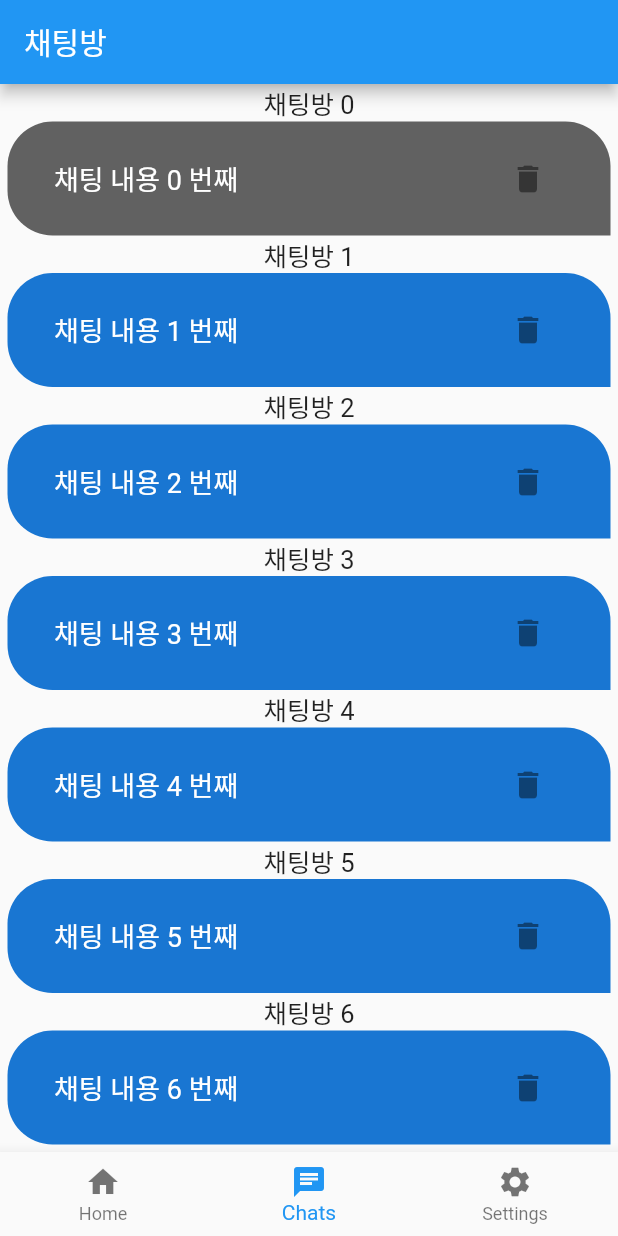
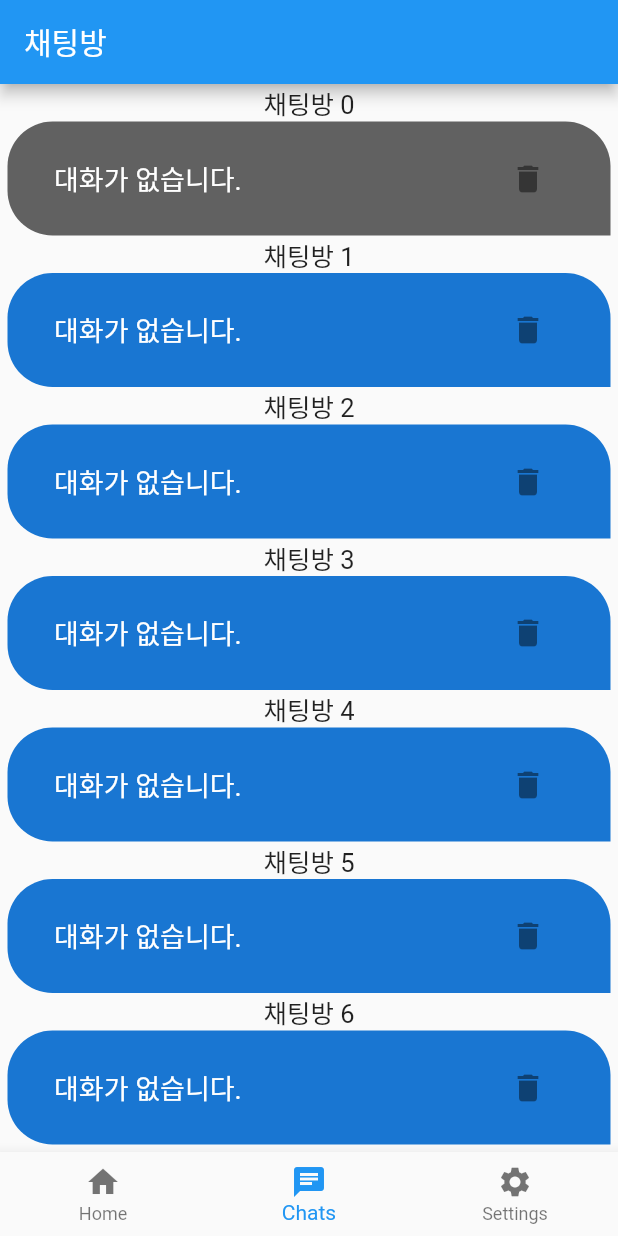
Before and after one commit to haeun930515/AIChat, a Flutter app: the MainScreen screen opened directly, item 2 of the bottom bar chosen, scrolled down 298 dp, after a tap on the "delete" icon, on a phone screen of 412 x 824 dp. Run offline on Flutter 3.47's test engine with Material 2 defaults, Android fonts, the phone set to English and light mode, and no system bars; our stand-ins replace cloud_firestore, firebase_core, flutter_native_splash, get; missing offline and left inert: kakao_flutter_sdk; accounts and stored records are empty; generated files the repository leaves out were written again.

Commit message:
fixed commit

```diff
--- a/lib/provider/firebase_api.dart
+++ b/lib/provider/firebase_api.dart
@@ -16,8 +16,26 @@ class FirebaseService extends ChangeNotifier {
     required this.roomNum,
   });
 
+  Future<List<ChatModel>> getPreviousChats(int roomNum) async {
+    chattingList = <ChatModel>[];
+    final snapshot = await firebase
+        .collection('ChatRoom$roomNum')
+        .orderBy('uploadTime', descending: true)
+        .get();
+    try {
+      for (var doc in snapshot.docs) {
+        final chat = ChatModel.fromJson(doc.data());
+        chattingList.add(chat);
+      }
+      return chattingList;
+    } catch (e) {
+      print('Error getting previous chats: $e');
+      return [];
+    }
+  }
+
   // 메시지 전송
-  Future SendMessage(String usertext, String aitext) async {
+  Future<void> SendMessage(String usertext, String aitext) async {
     var now = DateTime.now().millisecondsSinceEpoch;
     await firebase
         .collection("ChatRoom$roomNum")
@@ -36,12 +54,25 @@ class FirebaseService extends ChangeNotifier {
 
   // 채팅방 삭제
   void DelChatRoom(int roomNum) async {
-    await firebase.collection("ChatRoom$roomNum").get().then((snapshot) {
-      for (DocumentSnapshot doc in snapshot.docs) {
-        doc.reference.delete();
+    try {
+      chattingList = <ChatModel>[];
+      QuerySnapshot snapshot =
+          await firebase.collection("ChatRoom$roomNum").get();
+      List<QueryDocumentSnapshot> docs = snapshot.docs;
+      for (QueryDocumentSnapshot doc in docs) {
+        await doc.reference
+            .collection("ChatRoom$roomNum")
+            .get()
+            .then((subsnapshot) {
+          for (DocumentSnapshot subdoc in subsnapshot.docs) {
+            subdoc.reference.delete();
+          }
+        });
+        await doc.reference.delete();
       }
-    });
-    await firebase.collection("ChatRoom$roomNum").doc().delete();
+    } catch (e) {
+      print('Error deleting chat room: $e');
+    }
   }
 
   Stream<QuerySnapshot> getSnapshot() {
@@ -88,7 +119,7 @@ class FirebaseService extends ChangeNotifier {
     return count;
   }
 
-  Future<Object> RoomTitle(int index) async {
+  Future<String> RoomTitle(int index) async {
     QuerySnapshot r = await FirebaseFirestore.instance
         .collection('users')
         .doc(id)
@@ -96,15 +127,7 @@ class FirebaseService extends ChangeNotifier {
         .orderBy('uploadTime', descending: true)
         .limit(1)
         .get();
-    String l;
-    if (r.docs.isNotEmpty) {
-      // 데이터가 있을 경우
-      l = r.docs.first.get('usertext');
-    } else {
-      // 데이터가 없을 경우
-      l = '대화가 없습니다.';
-    }
-    return l;
+    return r.docs.isNotEmpty ? r.docs.first.get('usertext') : '대화가 없습니다.';
   }
 
   Stream<DocumentSnapshot<Object?>> listenToChatRooms() {
--- a/lib/view/ui/login/login_screen.dart
+++ b/lib/view/ui/login/login_screen.dart
@@ -5,7 +5,9 @@ import 'package:get/get.dart';
 // 로그인 화면
 
 class LoginScreen extends StatelessWidget {
-  const LoginScreen({super.key});
+  const LoginScreen({
+    Key? key,
+  }) : super(key: key);
 
   @override
   Widget build(BuildContext context) {
--- a/lib/view/ui/main/main_screen.dart
+++ b/lib/view/ui/main/main_screen.dart
@@ -16,10 +16,10 @@ class MainScreen extends StatefulWidget {
 class _MainScreenState extends State<MainScreen> with TickerProviderStateMixin {
   int _currentIndex = 0;
 
-  final List<Widget> _screens = [
-    const HomeScreen(),
-    const ChatsScreen(),
-    const SettingsScreen(),
+  final List<Widget> _screens = const [
+    HomeScreen(),
+    ChatsScreen(),
+    SettingsScreen(),
   ];
 
   @override
--- a/lib/view/ui/main/sub_screens/chat_screen.dart
+++ b/lib/view/ui/main/sub_screens/chat_screen.dart
@@ -15,22 +15,24 @@ class ChatsScreen extends StatefulWidget {
 
 class ChatsScreenState extends State<ChatsScreen> {
   int maxRoomNum = 10;
+  late FirebaseService p;
+  late Stream<DocumentSnapshot> chatRoomsStream;
 
   @override
   void didChangeDependencies() {
-    Provider.of<FirebaseService>(context, listen: false).listenToChatRooms();
     super.didChangeDependencies();
+    p = Provider.of<FirebaseService>(context, listen: false);
+    chatRoomsStream = p.listenToChatRooms();
   }
 
   @override
   Widget build(BuildContext context) {
-    var p = Provider.of<FirebaseService>(context);
     return Scaffold(
       appBar: AppBar(
         title: const Text('채팅방'),
       ),
-      body: StreamBuilder<DocumentSnapshot<Object?>>(
-        stream: p.listenToChatRooms(),
+      body: StreamBuilder<DocumentSnapshot>(
+        stream: chatRoomsStream,
         builder: (context, snapshot) {
           if (snapshot.connectionState == ConnectionState.waiting) {
             return const Center(child: CircularProgressIndicator());
@@ -64,7 +66,6 @@ class ChatsScreenState extends State<ChatsScreen> {
                               bottomRight: Radius.circular(0))),
                       child: ListTile(
                         onTap: () {
-                          // 화면 전환 필요!
                           Navigator.of(context).push(
                             MaterialPageRoute(
                                 builder: ((context) => ChangeNotifierProvider(
@@ -76,24 +77,30 @@ class ChatsScreenState extends State<ChatsScreen> {
                                       child: const MainScreen(),
                                     ))),
                           );
-                          setState(() {
-                            p.roomNum = index;
-                          });
-                          //Get.toNamed()
-                          // Navigator.of(context).push(
-                          //   MaterialPageRoute(
-                          //     builder: (context) => const HomeScreen(),
-                          //   ),
-                          // );
                         },
                         trailing: IconButton(
-                          icon: const Icon(Icons.delete),
-                          onPressed: () => p.DelChatRoom(index),
+                            icon: const Icon(Icons.delete),
+                            onPressed: () => {
+                                  p.DelChatRoom(index),
+                                  setState(() {}),
+                                }),
+                        title: FutureBuilder<String>(
+                          future: p.RoomTitle(index),
+                          builder: (context, snapshot) {
+                            if (snapshot.connectionState ==
+                                ConnectionState.waiting) {
+                              return const CircularProgressIndicator();
+                            } else if (snapshot.hasError) {
+                              return const Text('에러 발생');
+                            } else {
+                              return Text(
+                                snapshot.data!,
+                                style: const TextStyle(
+                                    color: Colors.white, fontSize: 18),
+                              );
+                            }
+                          },
                         ),
-                        // 내용이 보이게 수정해야 함
-                        title: Text('채팅 내용 $index 번째',
-                            style: const TextStyle(
-                                color: Colors.white, fontSize: 18)),
                       ),
                     ),
                   ],
--- a/lib/view/ui/main/sub_screens/home_screen.dart
+++ b/lib/view/ui/main/sub_screens/home_screen.dart
@@ -7,7 +7,6 @@ import 'package:chatai/repository/chat_repository.dart';
 import 'package:flutter/material.dart';
 import 'package:get/get.dart';
 import 'package:provider/provider.dart';
-import '../../../../model/chat_model.dart';
 import '../widgets/chatList_widget.dart';
 
 class HomeScreen extends StatefulWidget {
@@ -22,48 +21,45 @@ class HomeScreen extends StatefulWidget {
 class _HomeScreenState extends State<HomeScreen> {
   late TextEditingController sendController;
   late StreamSubscription streamSubscription;
-
-  bool firstLoad = true;
+  late FirebaseService p;
 
   @override
   void initState() {
     sendController = TextEditingController();
-    var p = Provider.of<FirebaseService>(context, listen: false);
+    p = Provider.of<FirebaseService>(context, listen: false);
     streamSubscription = p.getSnapshot().listen((event) {
-      if (firstLoad) {
-        firstLoad = false;
-        return;
-      }
-      p.addOne(
-          ChatModel.fromJson(event.docs[0].data() as Map<String, dynamic>));
+      //   Future.microtask(() {
+      //     p.load();
+      //   });
+      p.getPreviousChats(p.roomNum).then((chats) {
+        if (chats.isNotEmpty) {
+          setState(() {});
+        }
+      });
+      // p.addOne(
+      //     ChatModel.fromJson(event.docs[0].data() as Map<String, dynamic>));
     });
     super.initState();
   }
 
-  // @override
-  // void dispose() {
-  //   streamSubscription.cancel();
-  //   super.dispose();
-  // }
+  @override
+  void dispose() {
+    sendController.dispose();
+    streamSubscription.cancel();
+    super.dispose();
+  }
 
   @override
   Widget build(BuildContext context) {
     Get.put(ChatController(
         repository: ChatRepository(apiClient: ChatAPIService())));
     var p = Provider.of<FirebaseService>(context);
-    Future.microtask(() {
-      p.load();
-    });
     return Scaffold(
       appBar: AppBar(
         title: const Text('채팅'),
         actions: [
           IconButton(
-            onPressed: () {
-              setState(() {
-                p.CreateRoom();
-              });
-            },
+            onPressed: p.CreateRoom,
             icon: const Icon(Icons.navigate_next),
           ),
         ],
@@ -113,11 +109,12 @@ class _HomeScreenState extends State<HomeScreen> {
                   ),
                 ),
                 GestureDetector(
+                  behavior: HitTestBehavior.opaque,
                   onTap: () async {
                     var text = sendController.text;
-                    var md = await Get.find<ChatController>().getAnswer(text);
+                    //var md = await Get.find<ChatController>().getAnswer(text);
                     sendController.text = '';
-                    p.SendMessage(text, md);
+                    p.SendMessage(text, 'md');
                   },
                   child: const Padding(
                     padding: EdgeInsets.fromLTRB(15, 5, 15, 5),
```
